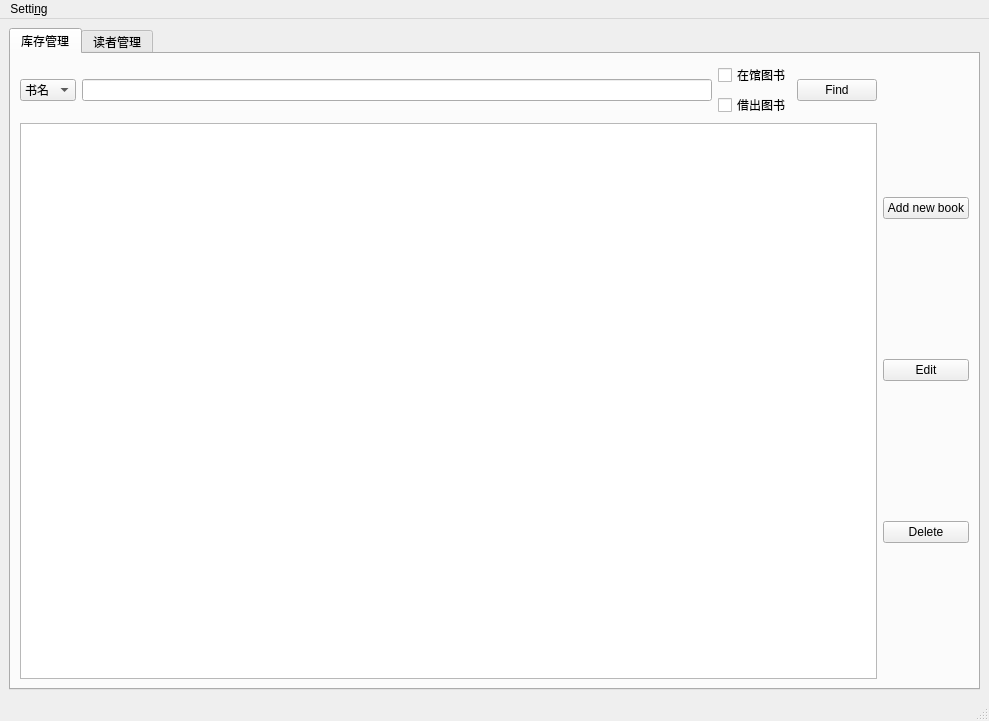
The window that sourcecode/adminmainwindow.ui (LiuzhouChan/database-Project-with-QT) describes before a commit, drawn with Qt 5.
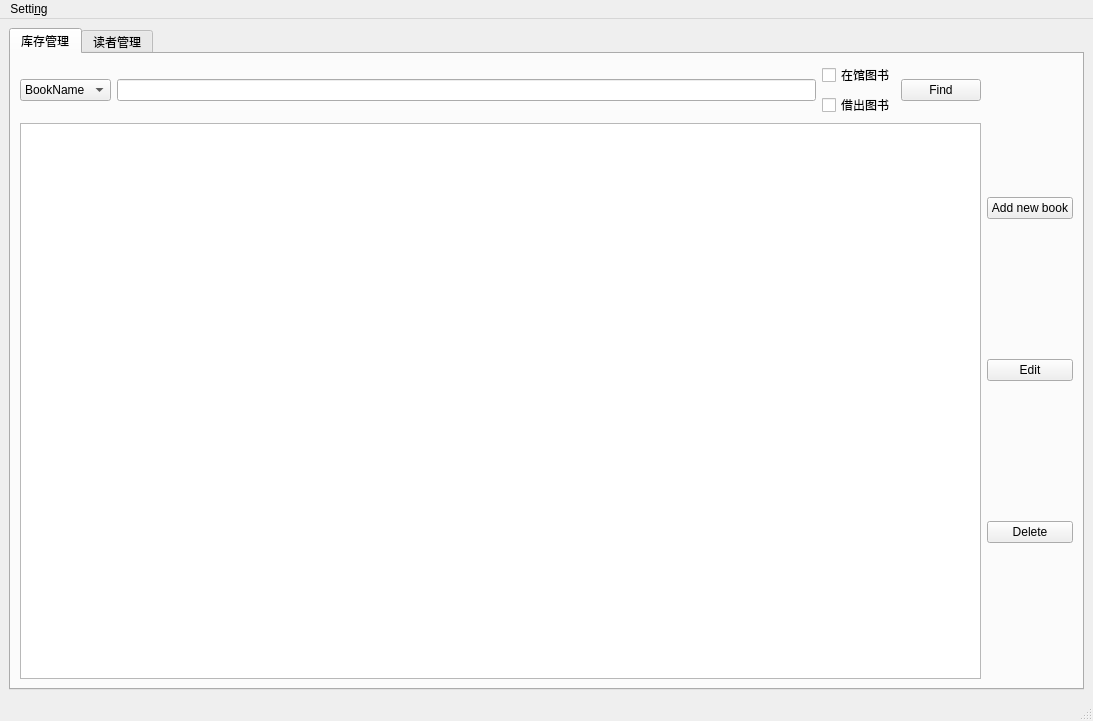
The same window after the commit. The open tabs and pages were chosen to show the change.

Patch:
```diff
--- a/sourcecode/adminmainwindow.ui
+++ b/sourcecode/adminmainwindow.ui
@@ -6,7 +6,7 @@
    <rect>
     <x>0</x>
     <y>0</y>
-    <width>989</width>
+    <width>1093</width>
     <height>721</height>
    </rect>
   </property>
@@ -38,11 +38,11 @@
             <item>
              <widget class="QComboBox" name="comboBox">
               <property name="currentText">
-               <string>书名</string>
+               <string>BookName</string>
               </property>
               <item>
                <property name="text">
-                <string>书名</string>
+                <string>BookName</string>
                </property>
               </item>
               <item>
@@ -213,7 +213,7 @@
     <rect>
      <x>0</x>
      <y>0</y>
-     <width>989</width>
+     <width>1093</width>
      <height>28</height>
     </rect>
    </property>
```
Left out of the diff: 4 changed lines with no effect on the pictures.
